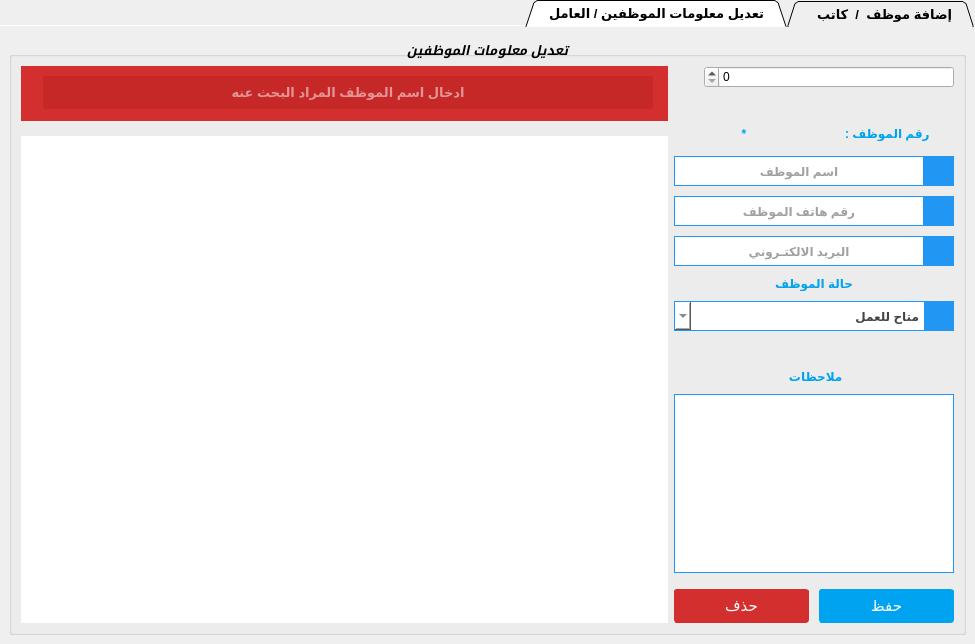
The window that tabwidgetworkers.ui (ashraf-kx/maktaba-assistant) describes before a commit, drawn with Qt 5.
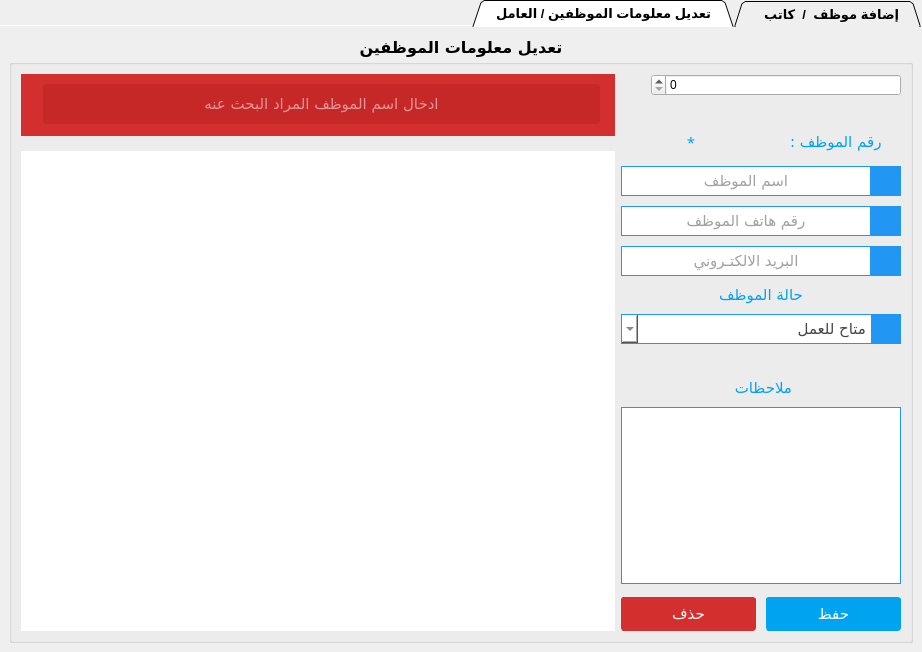
The same window after the commit. The open tabs and pages were chosen to show the change. Icons and pictures are not drawn.

```diff
--- a/tabwidgetworkers.ui
+++ b/tabwidgetworkers.ui
@@ -6,14 +6,13 @@
    <rect>
     <x>0</x>
     <y>0</y>
-    <width>975</width>
-    <height>644</height>
+    <width>922</width>
+    <height>652</height>
    </rect>
   </property>
   <property name="font">
    <font>
     <pointsize>10</pointsize>
-    <weight>75</weight>
     <bold>true</bold>
     <stylestrategy>PreferAntialias</stylestrategy>
     <kerning>false</kerning>
@@ -857,13 +856,9 @@
      <widget class="QGroupBox" name="GB_updateWorker">
       <property name="font">
        <font>
-        <pointsize>10</pointsize>
-        <weight>75</weight>
-        <italic>true</italic>
+        <family>SFMono Nerd Font Mono</family>
+        <pointsize>12</pointsize>
         <bold>true</bold>
-        <underline>false</underline>
-        <strikeout>false</strikeout>
-        <kerning>false</kerning>
        </font>
       </property>
       <property name="layoutDirection">
@@ -936,9 +931,9 @@
             <widget class="QLabel" name="label_5">
              <property name="font">
               <font>
-               <pointsize>9</pointsize>
-               <weight>75</weight>
-               <bold>true</bold>
+               <family>SFMono Nerd Font Mono</family>
+               <pointsize>11</pointsize>
+               <bold>false</bold>
               </font>
              </property>
              <property name="styleSheet">
@@ -960,9 +955,9 @@
             <widget class="QLabel" name="LB_displayIdWx">
              <property name="font">
               <font>
-               <pointsize>9</pointsize>
-               <weight>75</weight>
-               <bold>true</bold>
+               <family>SFMono Nerd Font Mono</family>
+               <pointsize>11</pointsize>
+               <bold>false</bold>
               </font>
              </property>
              <property name="styleSheet">
@@ -1057,9 +1052,9 @@
              </property>
              <property name="font">
               <font>
-               <pointsize>9</pointsize>
-               <weight>75</weight>
-               <bold>true</bold>
+               <family>SFMono Nerd Font Mono</family>
+               <pointsize>11</pointsize>
+               <bold>false</bold>
               </font>
              </property>
              <property name="layoutDirection">
@@ -1162,9 +1157,9 @@
              </property>
              <property name="font">
               <font>
-               <pointsize>9</pointsize>
-               <weight>75</weight>
-               <bold>true</bold>
+               <family>SFMono Nerd Font Mono</family>
+               <pointsize>11</pointsize>
+               <bold>false</bold>
               </font>
              </property>
              <property name="layoutDirection">
@@ -1270,9 +1265,9 @@
              </property>
              <property name="font">
               <font>
-               <pointsize>9</pointsize>
-               <weight>75</weight>
-               <bold>true</bold>
+               <family>SFMono Nerd Font Mono</family>
+               <pointsize>11</pointsize>
+               <bold>false</bold>
               </font>
              </property>
              <property name="layoutDirection">
@@ -1320,9 +1315,9 @@
           <widget class="QLabel" name="label_25">
            <property name="font">
             <font>
-             <pointsize>9</pointsize>
-             <weight>75</weight>
-             <bold>true</bold>
+             <family>SFMono Nerd Font Mono</family>
+             <pointsize>11</pointsize>
+             <bold>false</bold>
             </font>
            </property>
            <property name="styleSheet">
@@ -1394,9 +1389,9 @@
              </property>
              <property name="font">
               <font>
-               <pointsize>9</pointsize>
-               <weight>75</weight>
-               <bold>true</bold>
+               <family>SFMono Nerd Font Mono</family>
+               <pointsize>11</pointsize>
+               <bold>false</bold>
               </font>
              </property>
              <property name="cursor">
@@ -1452,9 +1447,9 @@
           <widget class="QLabel" name="label_24">
            <property name="font">
             <font>
-             <pointsize>9</pointsize>
-             <weight>75</weight>
-             <bold>true</bold>
+             <family>SFMono Nerd Font Mono</family>
+             <pointsize>11</pointsize>
+             <bold>false</bold>
             </font>
            </property>
            <property name="styleSheet">
@@ -1484,10 +1479,10 @@
              </property>
              <property name="font">
               <font>
-               <pointsize>9</pointsize>
-               <weight>75</weight>
+               <family>SFMono Nerd Font Mono</family>
+               <pointsize>11</pointsize>
                <italic>true</italic>
-               <bold>true</bold>
+               <bold>false</bold>
               </font>
              </property>
              <property name="cursor" stdset="0">
@@ -1547,6 +1542,9 @@
              <property name="cursor">
               <cursorShape>PointingHandCursor</cursorShape>
              </property>
+             <property name="layoutDirection">
+              <enum>Qt::LeftToRight</enum>
+             </property>
              <property name="styleSheet">
               <string notr="true">QPushButton
 {
@@ -1608,6 +1606,9 @@
              <property name="cursor">
               <cursorShape>PointingHandCursor</cursorShape>
              </property>
+             <property name="layoutDirection">
+              <enum>Qt::LeftToRight</enum>
+             </property>
              <property name="styleSheet">
               <string notr="true">QPushButton
 {
@@ -1694,9 +1695,9 @@
              <widget class="QLineEdit" name="LE_fullnameFiltre">
               <property name="font">
                <font>
-                <pointsize>10</pointsize>
-                <weight>75</weight>
-                <bold>true</bold>
+                <family>SFMono Nerd Font Mono</family>
+                <pointsize>11</pointsize>
+                <bold>false</bold>
                </font>
               </property>
               <property name="layoutDirection">
@@ -1788,10 +1789,9 @@
            </property>
            <property name="font">
             <font>
-             <family>Arial</family>
-             <pointsize>10</pointsize>
-             <weight>75</weight>
-             <bold>true</bold>
+             <family>SFMono Nerd Font Mono</family>
+             <pointsize>11</pointsize>
+             <bold>false</bold>
              <kerning>false</kerning>
             </font>
            </property>
```
Left out of the diff: 58 changed lines with no effect on the pictures.
